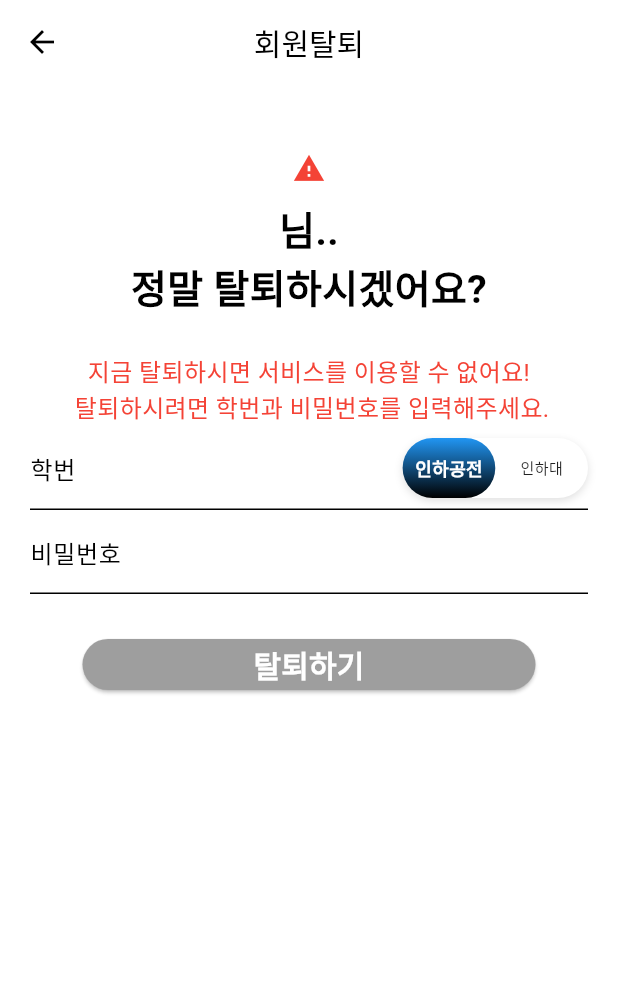
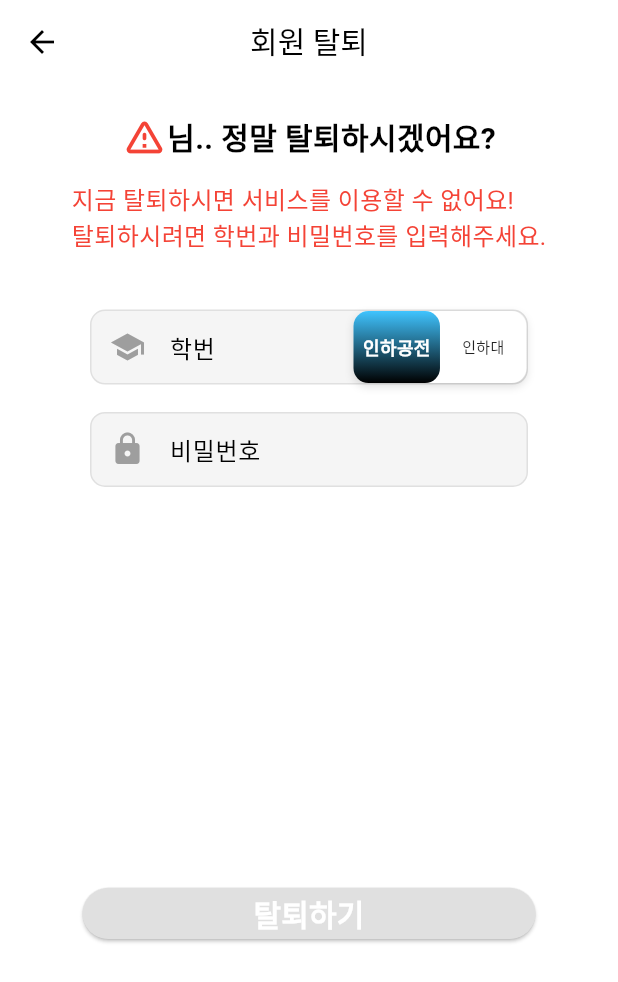
Before and after one commit to OBJECT-INHATC/INHA_CARPOOL_APP, a Flutter app: the SecessionPage screen opened directly, on a phone screen of 412 x 824 dp. Shown: the top 982 px of the screen. Run offline on Flutter 3.47's test engine with Material 2 defaults, Android fonts, the phone set to English and light mode, and no system bars; drawn by our look-alikes of flutter_toggle_tab; our stand-ins replace cloud_firestore, easy_localization, eva_icons_flutter, firebase_auth, firebase_core, firebase_messaging and 16 more; missing offline and left inert: app_settings, nav; accounts and stored records are empty.

Commit message:
feat(screen): 회원 탈퇴 ui 1차 수정
-회원 탈퇴 ui 1차 수정

```diff
--- a/inha_carpool/lib/screen/dialog/d_delete_auth.dart
+++ b/inha_carpool/lib/screen/dialog/d_delete_auth.dart
@@ -21,6 +21,7 @@ class _DeleteAuthDialogState extends State<DeleteAuthDialog> {
     var width = MediaQuery.of(context).size.width; //화면의 가로길이
 
     return AlertDialog(
+      surfaceTintColor: Colors.white,
       //경고창
       insetPadding: EdgeInsets.fromLTRB(20, 0, 20, 0),
       //경고창의 내부여백
--- a/inha_carpool/lib/screen/main/tab/mypage/f_secession.dart
+++ b/inha_carpool/lib/screen/main/tab/mypage/f_secession.dart
@@ -17,11 +17,14 @@ class _SecessionPageState extends State<SecessionPage> {
   // 비밀번호
   String password = "";
 
+
+
   String academy = "@itc.ac.kr";
+  var onChanges = false;
 
   var selectedIndex = 0;
 
-  List<Color> selectedBackgroundColors = [Colors.blue, Colors.black];
+  List<Color> selectedBackgroundColors = [Colors.lightBlueAccent, Colors.black];
   List<Color> unSelectedBackgroundColors = [Colors.white, Colors.white];
 
   void updateBackgroundColors() {
@@ -59,7 +62,7 @@ class _SecessionPageState extends State<SecessionPage> {
       onTap: () {
         // 텍스트 포커스 해제
         FocusScope.of(context).unfocus();
-      } ,
+      },
       child: Scaffold(
         appBar: AppBar(
           backgroundColor: Colors.white,
@@ -70,64 +73,107 @@ class _SecessionPageState extends State<SecessionPage> {
             ),
           ),
           title: Text(
-            "회원탈퇴",
+            "회원 탈퇴",
             style: TextStyle(color: Colors.black, fontSize: 20),
           ),
           centerTitle: true,
         ),
-        body: Padding(
+        body: SingleChildScrollView(
+          child: Padding(
             padding: const EdgeInsets.all(20.0),
             child: Column(
+              children: [
+                Column(
                   crossAxisAlignment: CrossAxisAlignment.center,
-            mainAxisAlignment: MainAxisAlignment.start, // 상단 정렬로 변경
+                  // mainAxisAlignment: MainAxisAlignment.center, // 상단 정렬로 변경
                   children: <Widget>[
-              SizedBox(height: 25),
+                    Row(
+                      mainAxisAlignment: MainAxisAlignment.center,
+                      children: [
                         Icon(
-                Icons.warning,
+                          Icons.warning_amber_rounded,
                           color: Colors.red,
-                size: 22,
+                          size: 30,
                         ),
-              SizedBox(height: 10),
+
+                        // SizedBox(height: 20),
                         FutureBuilder<String>(
                           future: nickNameFuture,
-                builder: (BuildContext context, AsyncSnapshot<String> snapshot) {
-                  if (snapshot.connectionState == ConnectionState.waiting) {
+                          builder: (BuildContext context,
+                              AsyncSnapshot<String> snapshot) {
+                            if (snapshot.connectionState ==
+                                ConnectionState.waiting) {
                               return CircularProgressIndicator(); // 데이터를 기다리는 동안 로딩 스피너 표시
                             } else if (snapshot.hasError) {
                               return Text('닉네임을 불러오는 중 오류 발생');
                             } else {
                               return Text(
-                      "${snapshot.data}님..\n정말 탈퇴하시겠어요?",
-                      style: TextStyle(fontSize: 26, fontWeight: FontWeight.bold),
-                      textAlign: TextAlign.center,
+                                "${snapshot.data}님.. 정말 탈퇴하시겠어요?",
+                                style: TextStyle(
+                                    fontSize: 20, fontWeight: FontWeight.bold),
+                                textAlign: TextAlign.start,
                               );
                             }
                           },
                         ),
-              SizedBox(height: 25), // 간격 조절
+                      ],
+                    ),
+                    SizedBox(height: 15), // 간격 조절
                     Text(
-                "지금 탈퇴하시면 서비스를 이용할 수 없어요!\n 탈퇴하시려면 학번과 비밀번호를 입력해주세요.",
+                      "지금 탈퇴하시면 서비스를 이용할 수 없어요!\n탈퇴하시려면 학번과 비밀번호를 입력해주세요.",
                       style: TextStyle(fontSize: 16, color: Colors.red),
-                textAlign: TextAlign.center,
+                      textAlign: TextAlign.start,
                     ),
+                    SizedBox(height: context.height(0.015)),
                     Container(
+                      padding: const EdgeInsets.fromLTRB(40, 25, 40, 0),
                       child: Stack(
-                  alignment: Alignment.centerRight, // 텍스트를 오른쪽 중앙에 배치
+                        alignment: Alignment.centerRight,
                         children: [
-                    TextFormField(
-                      decoration: InputDecoration(
-                        enabledBorder: const UnderlineInputBorder(
-                          borderSide: BorderSide(color: Colors.black),
+                          Container(
+                            // 학번 입력 필드
+                            height: 50.0, // 높이 변수 적용
+                            decoration: BoxDecoration(
+                              border: Border.all(
+                                color: Colors.grey[300]!, // 연한 회색 테두리
                               ),
-                        focusedBorder: const UnderlineInputBorder(
-                          borderSide: BorderSide(color: Colors.blue),
+                              borderRadius: BorderRadius.circular(10),
+                              color: Colors.grey[100], // 연한 회색 배경색
                             ),
+                            child: Row(
+                              children: [
+                                Expanded(
+                                  child: TextFormField(
+                                    decoration: const InputDecoration(
                                       labelText: '학번',
+                                      floatingLabelBehavior: FloatingLabelBehavior.never,
+                                      border: InputBorder.none,
+                                      prefixIcon: Icon(
+                                        Icons.school,
+                                        color: Colors.grey,
+                                      ),
                                     ),
                                     onChanged: (text) {
-                        // 텍스트 필드 값 변경 시 실행할 코드 작성
-                        email = text;
+                                      email = text + academy;
+                                      if (text != "") {
+                                        setState(() {
+                                          onChanges = true;
+
+
+                                        });
+                                      } else {
+                                        setState(() {
+                                          onChanges = false;
+                                        });
+                                      }
                                     },
+                                    // setState(() {
+                                    //
+                                    //
+                                    // });
+
+                                    // },
+
                                     validator: (val) {
                                       if (val!.isNotEmpty) {
                                         return null;
@@ -136,12 +182,12 @@ class _SecessionPageState extends State<SecessionPage> {
                                       }
                                     },
                                   ),
-                    Positioned(
-                      right: 0,
-                      child: FlutterToggleTab(
-                        width: 30,
-                        borderRadius: 30,
-                        height: 40,
+                                ),
+                                FlutterToggleTab(
+                                  width: 28,
+                                  borderRadius: 10,
+                                  height: 50.0,
+                                  // 높이 변수 적용
                                   selectedTextStyle: const TextStyle(
                                       color: Colors.white,
                                       fontSize: 12,
@@ -153,84 +199,106 @@ class _SecessionPageState extends State<SecessionPage> {
                                   labels: const ["인하공전", "인하대"],
                                   selectedLabelIndex: (index) {
                                     setState(() {
-                            selectedIndex = index;
-                            updateBackgroundColors();
                                       if (index == 0) {
                                         academy = "@itc.ac.kr";
                                       } else {
                                         academy = "@inha.edu";
                                       }
+                                      selectedIndex = index;
+                                      updateBackgroundColors();
                                     });
                                   },
-                        selectedBackgroundColors: selectedBackgroundColors,
-                        unSelectedBackgroundColors: unSelectedBackgroundColors,
+                                  selectedBackgroundColors:
+                                      selectedBackgroundColors,
+                                  unSelectedBackgroundColors:
+                                      unSelectedBackgroundColors,
                                   isScroll: false,
                                   selectedIndex: selectedIndex,
+                                ),
+                              ],
                             ),
                           ),
                         ],
                       ),
                     ),
+                    SizedBox(height: context.height(0.01)),
                     Container(
-                height: context.height(0.08),
+                      padding: const EdgeInsets.fromLTRB(40, 10, 40, 0),
+                      child: Container(
+                        // 비밀번호 입력 필드
+                        height: 50.0, // 높이 변수 적용
+                        decoration: BoxDecoration(
+                          border: Border.all(
+                            color: Colors.grey[300]!, // 연한 회색 테두리
+                          ),
+                          borderRadius: BorderRadius.circular(10),
+                          color: Colors.grey[100], // 연한 회색 배경색
+                        ),
                         child: TextFormField(
                           obscureText: true,
-                  decoration: InputDecoration(
-                    enabledBorder: UnderlineInputBorder(
-                      borderSide: BorderSide(color: Colors.black), // 밑줄 색상 설정
+                          decoration: const InputDecoration(
+                            floatingLabelBehavior: FloatingLabelBehavior.never,
+                            labelText: '비밀번호',
+                            border: InputBorder.none,
+                            prefixIcon: Icon(
+                              Icons.lock,
+                              color: Colors.grey,
                             ),
-                    focusedBorder: UnderlineInputBorder(
-                      borderSide:
-                      BorderSide(color: Colors.blue), // 포커스된 상태의 밑줄 색상 설정
-                    ),
-                    labelText: '비밀번호',
                           ),
                           onChanged: (text) {
                             password = text;
+
+
                           },
                         ),
                       ),
+                    ),
+                    SizedBox(height: context.height(0.3)),
                     Container(
                       height: context.height(0.09),
                       padding: const EdgeInsets.fromLTRB(35, 20, 35, 20),
                       child: ElevatedButton(
                           style: ElevatedButton.styleFrom(
-                      primary: Colors.grey, // 버튼 배경색 회색으로 설정
+                            primary: (onChanges != false)?Colors.blue:Colors.grey[300], // 버튼 배경색 회색으로 설정
                             minimumSize: const Size.fromHeight(50),
                             shape: RoundedRectangleBorder(
                               borderRadius: BorderRadius.circular(90.0),
                             ),
                           ),
+                          child: Expanded(
                             child: const Text('탈퇴하기',
                                 style: TextStyle(
                                     fontSize: 20,
                                     color: Colors.white,
                                     fontWeight: FontWeight.bold)),
+                          ),
                           onPressed: () async {
-                      bool isValid = await validateCredentials(email + academy, password);
+                            bool isValid = await validateCredentials(
+                                email + academy, password);
                             if (isValid) {
                               showDialog(
                                 context: context,
                                 builder: (BuildContext context) {
-                            return DeleteAuthDialog(email + academy, password);
+                                  return DeleteAuthDialog(
+                                      email + academy, password);
                                 },
                               );
                             } else {
-                        ScaffoldMessenger.of(context)
-                            .showSnackBar(SnackBar(content: Text('잘못된 정보입니다.')));
+                              ScaffoldMessenger.of(context).showSnackBar(
+                                  SnackBar(content: Text('잘못된 정보입니다.')));
                             }
                           }),
                     ),
                   ],
+                ),
+              ],
+            ),
           ),
         ),
       ),
     );
   }
 }
-
-
-
 
 Future<bool> validateCredentials(String email, String password) async {
   try {
```
Also changed, not shown: 2 other files. Lines whose indentation alone changed are shown as unchanged.
